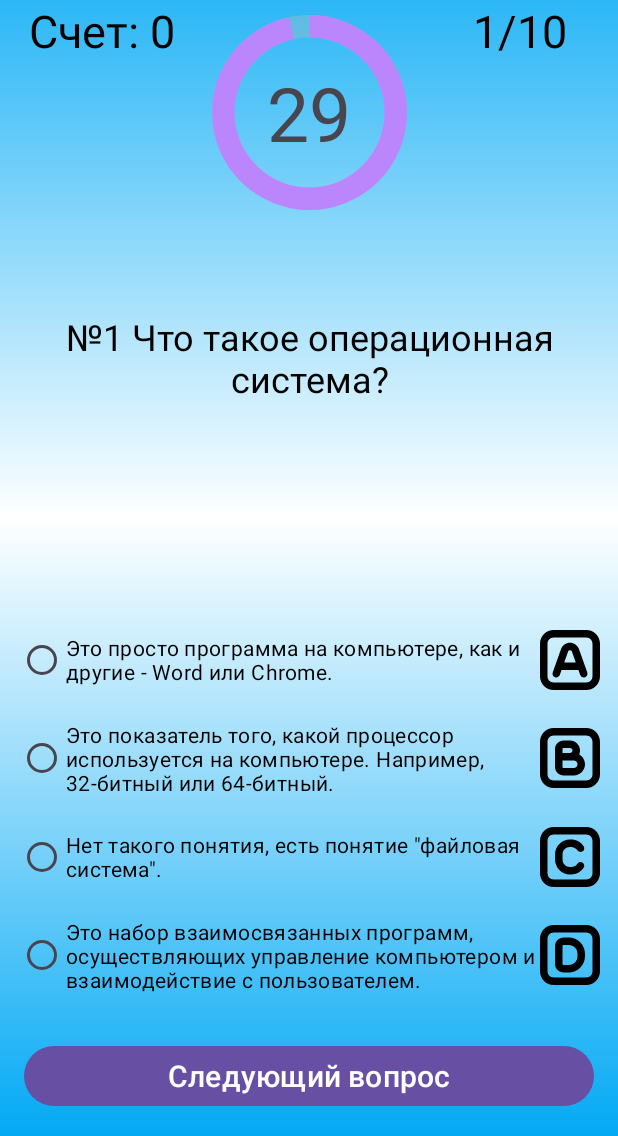
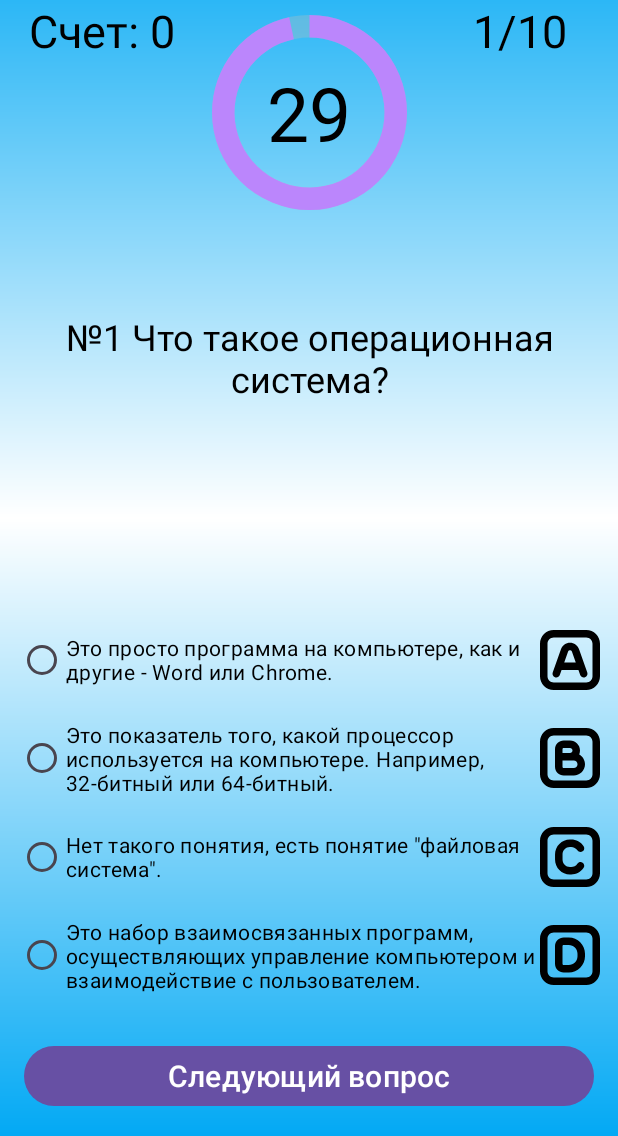
Before and after one commit to DrAivinn/IT_Quiz, an Android app: the QuestionsFragment screen opened through its navigation route, on a phone screen of 412 x 824 dp, the part 100-1236 px from its top. Run offline under Robolectric (Android 15) with nearby library versions, the phone set to English and light mode, and no system bars.

Commit message:
quiz bugs fixed

```diff
--- a/app/src/main/java/com/example/it_quiz/QuestionsFragment.kt
+++ b/app/src/main/java/com/example/it_quiz/QuestionsFragment.kt
@@ -82,6 +82,8 @@ class QuestionsFragment : Fragment() {
         with(binding) {
             val numberOfQuestion = "${index + 1}/${quiz.size}"
             val points = "Счет: $resultPoints"
+            answerRG.clearCheck()
+            counterTV.setTextColor(Color.BLACK)
             questionTV.text = quiz[index].question
             answerOneRB.text = quiz[index].answers[0]
             answerTwoRB.text = quiz[index].answers[1]
```
